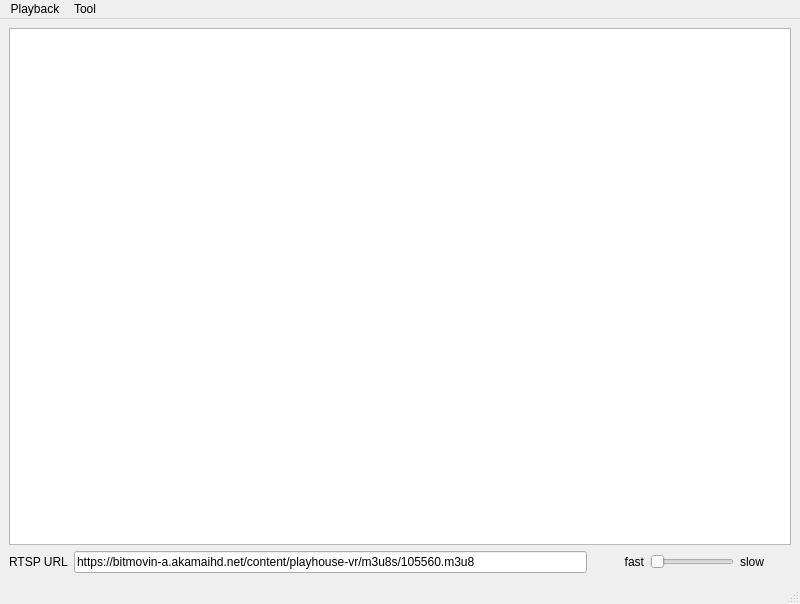
Old version of the form videostream.ui in the repository jasonjin34/hiwi-imageprocessing.
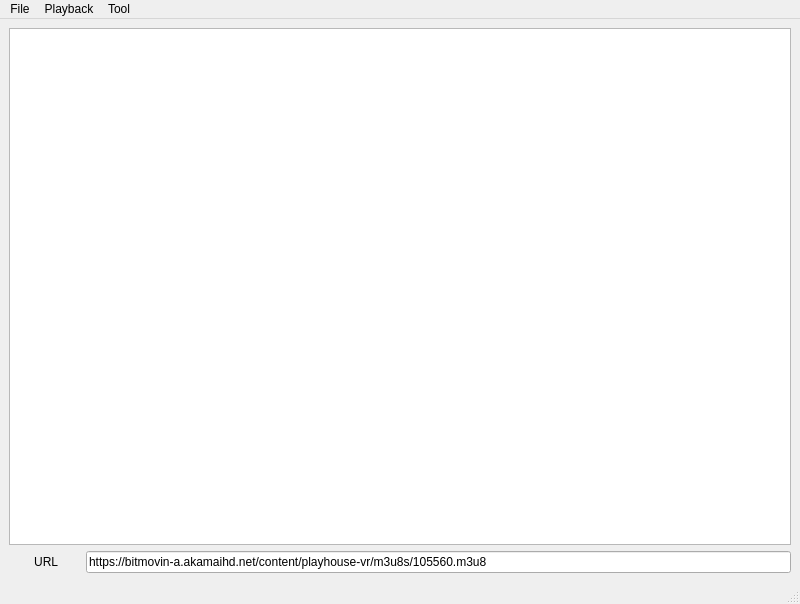
New version of the form.

Commit message: static library debug

```diff
--- a/videostream.ui
+++ b/videostream.ui
@@ -19,11 +19,14 @@
      <widget class="QGraphicsView" name="StreamView"/>
     </item>
     <item>
-     <layout class="QHBoxLayout" name="horizontalLayout" stretch="1,10,1,0,1">
+     <layout class="QHBoxLayout" name="horizontalLayout" stretch="1,10">
       <item>
        <widget class="QLabel" name="label">
         <property name="text">
-         <string>RTSP URL</string>
+         <string> URL</string>
+        </property>
+        <property name="alignment">
+         <set>Qt::AlignCenter</set>
         </property>
        </widget>
       </item>
@@ -34,39 +37,6 @@
         </property>
        </widget>
       </item>
-      <item>
-       <widget class="QLabel" name="label_3">
-        <property name="layoutDirection">
-         <enum>Qt::RightToLeft</enum>
-        </property>
-        <property name="text">
-         <string>fast</string>
-        </property>
-        <property name="alignment">
-         <set>Qt::AlignRight|Qt::AlignTrailing|Qt::AlignVCenter</set>
-        </property>
-       </widget>
-      </item>
-      <item>
-       <widget class="QSlider" name="Speed">
-        <property name="minimum">
-         <number>1</number>
-        </property>
-        <property name="maximum">
-         <number>50</number>
-        </property>
-        <property name="orientation">
-         <enum>Qt::Horizontal</enum>
-        </property>
-       </widget>
-      </item>
-      <item>
-       <widget class="QLabel" name="label_2">
-        <property name="text">
-         <string>slow</string>
-        </property>
-       </widget>
-      </item>
      </layout>
     </item>
    </layout>
@@ -107,6 +77,14 @@
     <addaction name="separator"/>
     <addaction name="menuSpeed"/>
    </widget>
+   <widget class="QMenu" name="menuFile">
+    <property name="title">
+     <string>File</string>
+    </property>
+    <addaction name="actionLoad_Local_File"/>
+    <addaction name="actionClose"/>
+   </widget>
+   <addaction name="menuFile"/>
    <addaction name="menuPlayback"/>
    <addaction name="menuSave"/>
   </widget>
```
Left out of the diff: 10 changed lines with no effect on the pictures. The commit also changes 2 other files.
